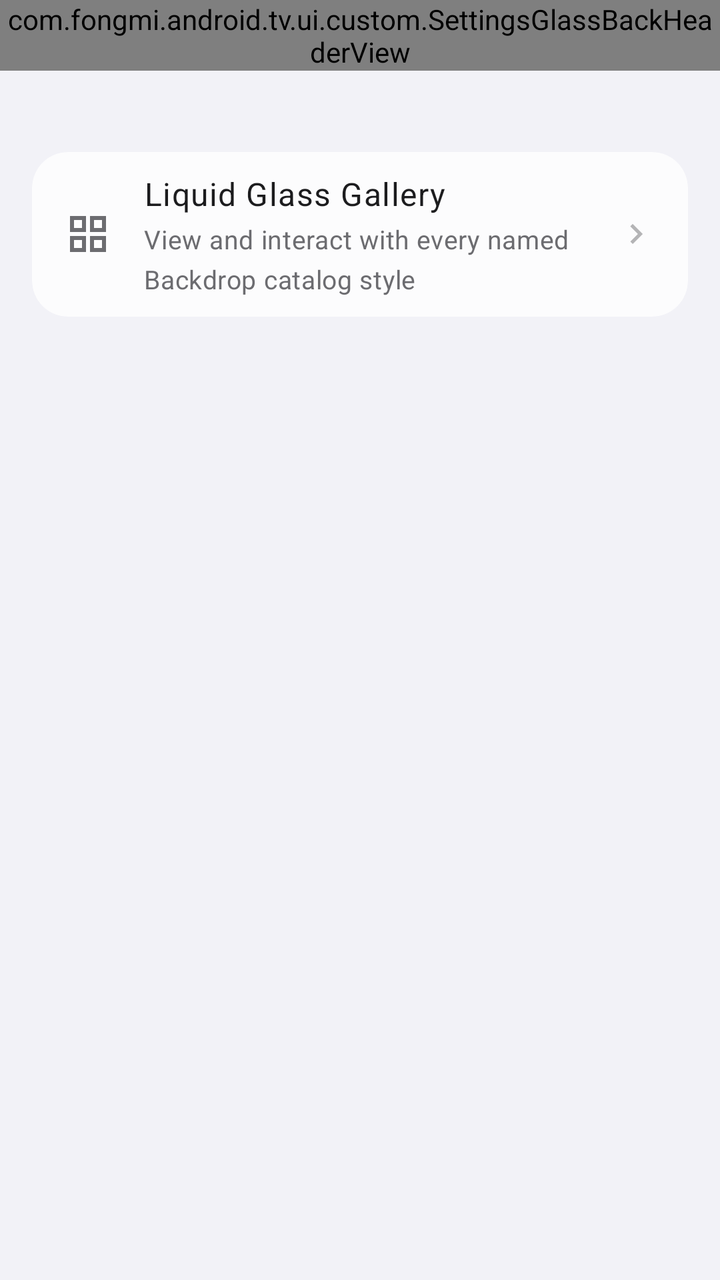
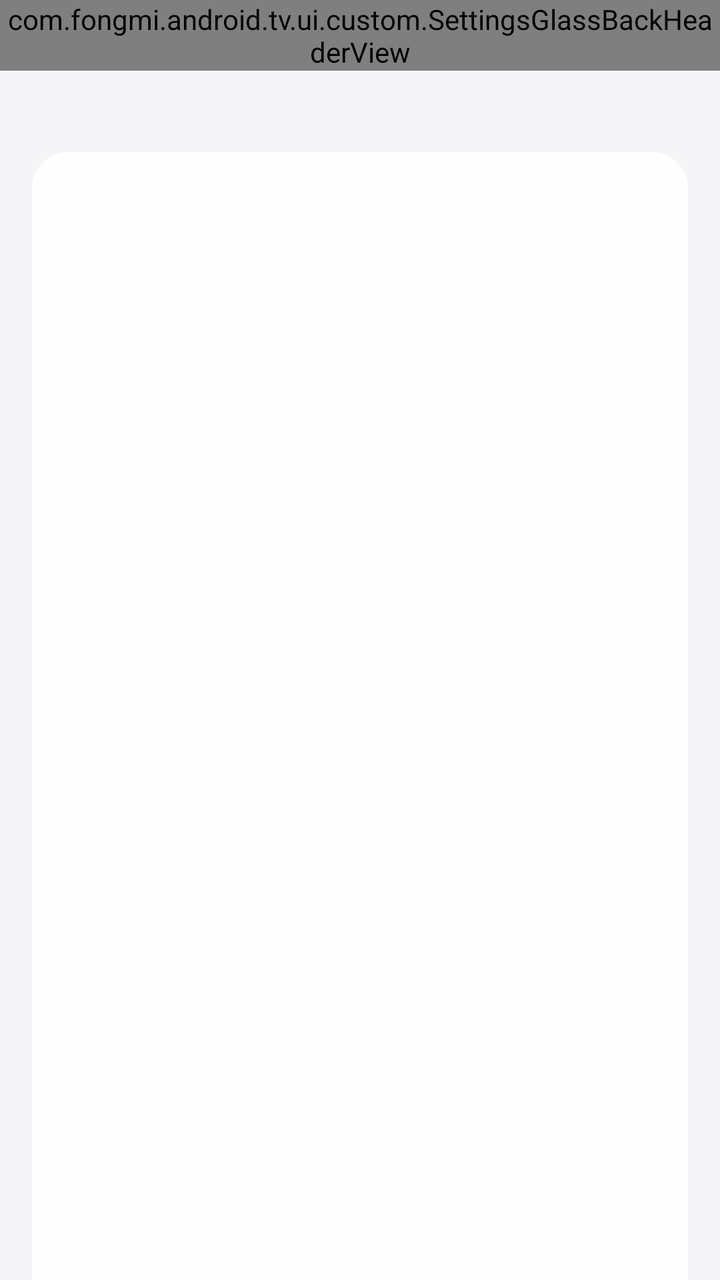

Before-and-after screenshots of an Android layout around one commit, followed by the original layout XML and the change that was made.
<!-- AndroidManifest.xml: another module's application theme AppTheme -->
<!-- res/layout/activity_setting_laboratory.xml -->
<?xml version="1.0" encoding="utf-8"?>
<FrameLayout xmlns:android="http://schemas.android.com/apk/res/android"
    android:layout_width="match_parent"
    android:layout_height="match_parent"
    android:background="@color/screen_background"
    android:clipChildren="false"
    android:clipToPadding="false">

    <androidx.core.widget.NestedScrollView
        android:id="@+id/content"
        android:layout_width="match_parent"
        android:layout_height="match_parent"
        android:clipToPadding="false"
        android:fillViewport="true"
        android:overScrollMode="never"
        android:paddingTop="72dp">

        <LinearLayout
            android:layout_width="match_parent"
            android:layout_height="wrap_content"
            android:orientation="vertical"
            android:paddingStart="16dp"
            android:paddingTop="4dp"
            android:paddingEnd="16dp"
            android:paddingBottom="24dp">

            <TextView
                style="@style/SettingsSectionHeader"
                android:layout_marginTop="0dp"
                android:text="@string/laboratory_section_navigation" />

            <LinearLayout style="@style/SettingsCard">

                <LinearLayout
                    android:id="@+id/glassShowcase"
                    style="@style/SettingsRow">

                    <ImageView
                        style="@style/SettingsRowIcon"
                        android:src="@drawable/ic_settings_showcase" />

                    <LinearLayout
                        android:layout_width="0dp"
                        android:layout_height="wrap_content"
                        android:layout_weight="1"
                        android:orientation="vertical">

                        <TextView
                            style="@style/SettingsTitle"
                            android:layout_width="wrap_content"
                            android:layout_height="wrap_content"
                            android:text="@string/glass_showcase_title" />

                        <TextView
                            style="@style/SettingsSummary"
                            android:layout_width="match_parent"
                            android:layout_height="wrap_content"
                            android:layout_marginTop="3dp"
                            android:text="@string/glass_showcase_summary" />

                    </LinearLayout>

                    <ImageView
                        android:layout_width="20dp"
                        android:layout_height="20dp"
                        android:layout_marginStart="8dp"
                        android:src="@drawable/ic_arrow_right"
                        android:tint="@color/text_secondary" />

                </LinearLayout>

            </LinearLayout>

        </LinearLayout>
    </androidx.core.widget.NestedScrollView>

    <com.fongmi.android.tv.ui.custom.SettingsGlassBackHeaderView
        android:id="@+id/header"
        android:layout_width="match_parent"
        android:layout_height="wrap_content"
        android:elevation="0dp"
        android:outlineProvider="none" />

</FrameLayout>
<!-- resources referenced by this layout -->
<resources>
  <color name="screen_background">#FFF2F2F7</color>
  <color name="text_secondary">#FF6C6C70</color>
  <string name="glass_showcase_summary">View and interact with every named Backdrop catalog style</string>
  <string name="glass_showcase_title">Liquid Glass Gallery</string>
  <string name="laboratory_section_navigation">Other experiments</string>
  <style name="SettingsSectionHeader" parent="SettingsSectionTitle">
          <item name="android:layout_width">match_parent</item>
          <item name="android:layout_height">wrap_content</item>
          <item name="android:visibility">gone</item>
      </style>
  <style name="SettingsSummary" parent="TextAppearance.Material3.BodyMedium">
          <item name="android:textColor">@color/text_secondary</item>
          <item name="android:textSize">13sp</item>
      </style>
  <style name="SettingsTitle" parent="TextAppearance.Material3.BodyLarge">
          <item name="android:textColor">@color/text_primary</item>
          <item name="android:textSize">16sp</item>
      </style>
  <style name="AppTheme" parent="BaseTheme">
          <item name="android:windowTranslucentStatus">true</item>
      </style>
  <color name="white_50">#80FFFFFF</color>
  <color name="text_primary">#FF1C1C1E</color>
  <color name="settings_card_background">#C2FFFFFF</color>
  <color name="transparent">#00000000</color>
  <color name="primary">#FFEB3B</color>
  <color name="primaryDark">#FDD835</color>
  <color name="black">#000000</color>
  <color name="accent">#FFEB3B</color>
  <color name="surface_primary">#FFFFFFFF</color>
  <color name="surface_secondary">#FFE5E5EA</color>
  <color name="separator">#263C3C43</color>
  <style name="Widget.App.TextInputLayout" parent="Widget.Material3.TextInputLayout.OutlinedBox">
          <item name="shapeAppearanceOverlay">@style/ShapeAppearance.App.TextInputLayout</item>
      </style>
  <style name="BottomNavigationView.TextAppearance" parent="TextAppearance.AppCompat">
          <item name="android:textSize">12sp</item>
          <item name="android:textStyle">normal</item>
      </style>
  <style name="ShapeAppearance.App.TextInputLayout" parent="ShapeAppearance.Material3.SmallComponent">
          <item name="cornerFamily">rounded</item>
          <item name="cornerSize">14dp</item>
      </style>
  <style name="AlertDialogButton" parent="Widget.Material3.Button.TextButton.Dialog">
          <item name="android:textColor">?attr/colorPrimary</item>
      </style>
  <style name="ShapeAppearance.App.LargeComponent" parent="ShapeAppearance.Material3.LargeComponent">
          <item name="cornerSize">16dp</item>
      </style>
  <!-- unchanged entries left out for length: 13 -->
</resources>

<!-- the commit's change to res/layout/activity_setting_laboratory.xml (unified diff, before → after) -->
@@ -30,6 +30,49 @@
                 android:text="@string/laboratory_section_navigation" />
 
             <LinearLayout style="@style/SettingsCard">
+
+                <LinearLayout
+                    android:id="@+id/predictiveBack"
+                    style="@style/SettingsRow">
+
+                    <ImageView
+                        style="@style/SettingsRowIcon"
+                        android:src="@drawable/ic_settings_gesture" />
+
+                    <LinearLayout
+                        android:layout_width="0dp"
+                        android:layout_height="wrap_content"
+                        android:layout_weight="1"
+                        android:orientation="vertical">
+
+                        <TextView
+                            style="@style/SettingsTitle"
+                            android:layout_width="wrap_content"
+                            android:layout_height="wrap_content"
+                            android:text="@string/laboratory_predictive_back" />
+
+                        <TextView
+                            style="@style/SettingsSummary"
+                            android:layout_width="match_parent"
+                            android:layout_height="wrap_content"
+                            android:layout_marginTop="3dp"
+                            android:text="@string/laboratory_predictive_back_summary" />
+
+                    </LinearLayout>
+
+                    <com.fongmi.android.tv.ui.custom.LiquidGlassSwitch
+                        android:id="@+id/predictiveBackSwitch"
+                        android:layout_width="wrap_content"
+                        android:layout_height="wrap_content"
+                        android:layout_marginStart="8dp" />
+
+                </LinearLayout>
+
+                <View
+                    android:layout_width="match_parent"
+                    android:layout_height="1dp"
+                    android:layout_marginStart="60dp"
+                    android:background="@color/separator" />
 
                 <LinearLayout
                     android:id="@+id/glassShowcase"
<!-- resource entries referenced after the edit -->
@@ -1,9 +1,21 @@
 <!-- resources referenced by this layout -->
 <resources>
-  <color name="screen_background">#FFF2F2F7</color>
-  <color name="text_secondary">#FF6C6C70</color>
+  <color name="screen_background">#FFF5F5F7</color>
+  <color name="text_secondary">#FF6E6E73</color>
+  <!-- drawable ic_settings_gesture (drawable) -->
+  <vector xmlns:android="http://schemas.android.com/apk/res/android"
+      android:width="24dp"
+      android:height="24dp"
+      android:viewportWidth="960"
+      android:viewportHeight="960">
+      <path
+          android:fillColor="@android:color/white"
+          android:pathData="M419,880Q391,880 366.5,868Q342,856 325,834L107,557L126,537Q146,516 174,512Q202,508 226,523L300,568L300,240Q300,223 311.5,211.5Q323,200 340,200Q357,200 369,211.5Q381,223 381,240L381,712L284,652L388,785Q394,792 402,796Q410,800 419,800L640,800Q673,800 696.5,776.5Q720,753 720,720L720,560Q720,543 708.5,531.5Q697,520 680,520L461,520L461,440L680,440Q730,440 765,475Q800,510 800,560L800,720Q800,786 753,833Q706,880 640,880L419,880ZM167,340Q154,318 147,292.5Q140,267 140,240Q140,157 198.5,98.5Q257,40 340,40Q423,40 481.5,98.5Q540,157 540,240Q540,267 533,292.5Q526,318 513,340L444,300Q452,286 456,271.5Q460,257 460,240Q460,190 425,155Q390,120 340,120Q290,120 255,155Q220,190 220,240Q220,257 224,271.5Q228,286 236,300L167,340Z" />
+  </vector>
   <string name="glass_showcase_summary">View and interact with every named Backdrop catalog style</string>
   <string name="glass_showcase_title">Liquid Glass Gallery</string>
+  <string name="laboratory_predictive_back">Predictive back</string>
+  <string name="laboratory_predictive_back_summary">Preview the destination while swiping back on Android 13 and later</string>
   <string name="laboratory_section_navigation">Other experiments</string>
   <style name="SettingsSectionHeader" parent="SettingsSectionTitle">
           <item name="android:layout_width">match_parent</item>
@@ -23,15 +35,15 @@
       </style>
   <color name="white_50">#80FFFFFF</color>
   <color name="text_primary">#FF1C1C1E</color>
-  <color name="settings_card_background">#C2FFFFFF</color>
+  <color name="settings_card_background">#F2FFFFFF</color>
   <color name="transparent">#00000000</color>
   <color name="primary">#FFEB3B</color>
   <color name="primaryDark">#FDD835</color>
   <color name="black">#000000</color>
   <color name="accent">#FFEB3B</color>
   <color name="surface_primary">#FFFFFFFF</color>
-  <color name="surface_secondary">#FFE5E5EA</color>
-  <color name="separator">#263C3C43</color>
+  <color name="surface_secondary">#FFEAEAEE</color>
+  <color name="separator">#203C3C43</color>
   <style name="Widget.App.TextInputLayout" parent="Widget.Material3.TextInputLayout.OutlinedBox">
           <item name="shapeAppearanceOverlay">@style/ShapeAppearance.App.TextInputLayout</item>
       </style>
